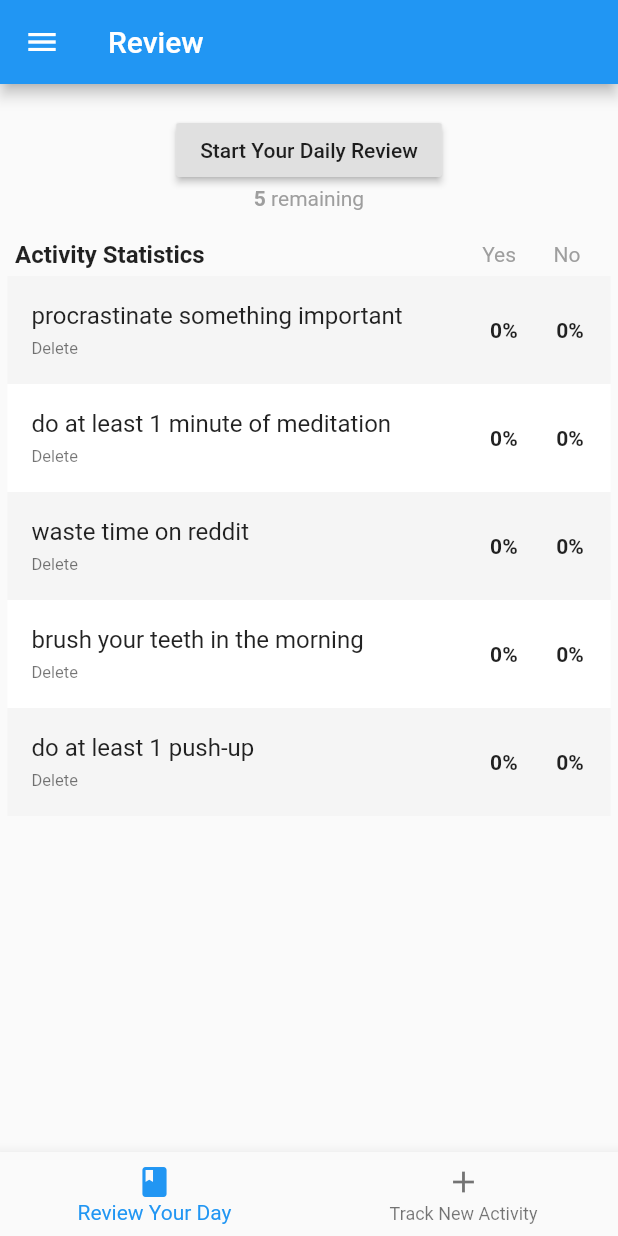
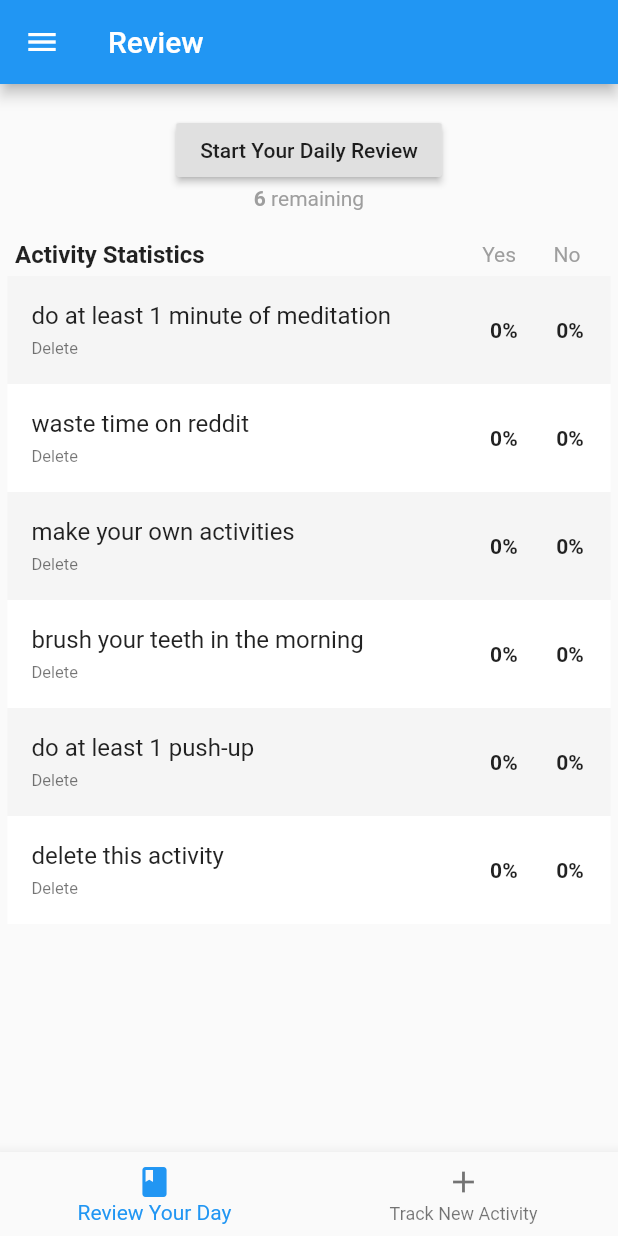
Before and after one commit to sbakht/review_your_day, a Flutter app: the screen it shows after launch, on a phone screen of 412 x 824 dp. Run offline on Flutter 3.47's test engine with Material 2 defaults, Android fonts, the phone set to English and light mode, and no system bars.

Commit message:
set default reviews

```diff
--- a/lib/TrackerBrain.dart
+++ b/lib/TrackerBrain.dart
@@ -8,16 +8,15 @@ import 'enums.dart';
 
 List<Tracker> trackers = [
   Tracker(
-      title: "procrastinate something important",
-      bonusPointsAnswer: Answer.Nothing),
-  Tracker(
       title: "do at least 1 minute of meditation",
       bonusPointsAnswer: Answer.Nothing),
   Tracker(title: "waste time on reddit", bonusPointsAnswer: Answer.Nothing),
+  Tracker(title: "make your own activities", bonusPointsAnswer: Answer.Nothing),
   Tracker(
       title: "brush your teeth in the morning",
       bonusPointsAnswer: Answer.Nothing),
   Tracker(title: "do at least 1 push-up", bonusPointsAnswer: Answer.Nothing),
+  Tracker(title: "delete this activity", bonusPointsAnswer: Answer.Nothing),
 ];
 
 class TrackerBrain {
```
